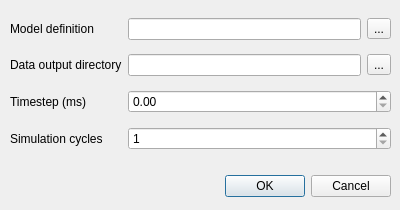
Above: gui/modelsetupdialog.ui from CompEphys-team/rtdo before the change. Below: the same form after it.
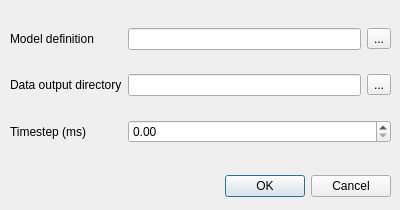
That is the form after the change.

Commit message: Turn simulationCycles into a runtime-adjustable value with reporting

What changed in the file:
```diff
--- a/gui/modelsetupdialog.ui
+++ b/gui/modelsetupdialog.ui
@@ -90,26 +90,6 @@
       </property>
      </widget>
     </item>
-    <item row="3" column="0">
-     <widget class="QLabel" name="label_4">
-      <property name="text">
-       <string>Simulation cycles</string>
-      </property>
-     </widget>
-    </item>
-    <item row="3" column="1" colspan="2">
-     <widget class="QSpinBox" name="simCycles">
-      <property name="toolTip">
-       <string>&lt;html&gt;&lt;head/&gt;&lt;body&gt;&lt;p&gt;Number of computation cycles per time step. Higher values improve modelling accuracy, but increase simulation time requirements roughly linearly.&lt;/p&gt;&lt;/body&gt;&lt;/html&gt;</string>
-      </property>
-      <property name="minimum">
-       <number>1</number>
-      </property>
-      <property name="maximum">
-       <number>1000</number>
-      </property>
-     </widget>
-    </item>
    </layout>
   </widget>
  </widget>
```
The commit also changes 7 other files.
